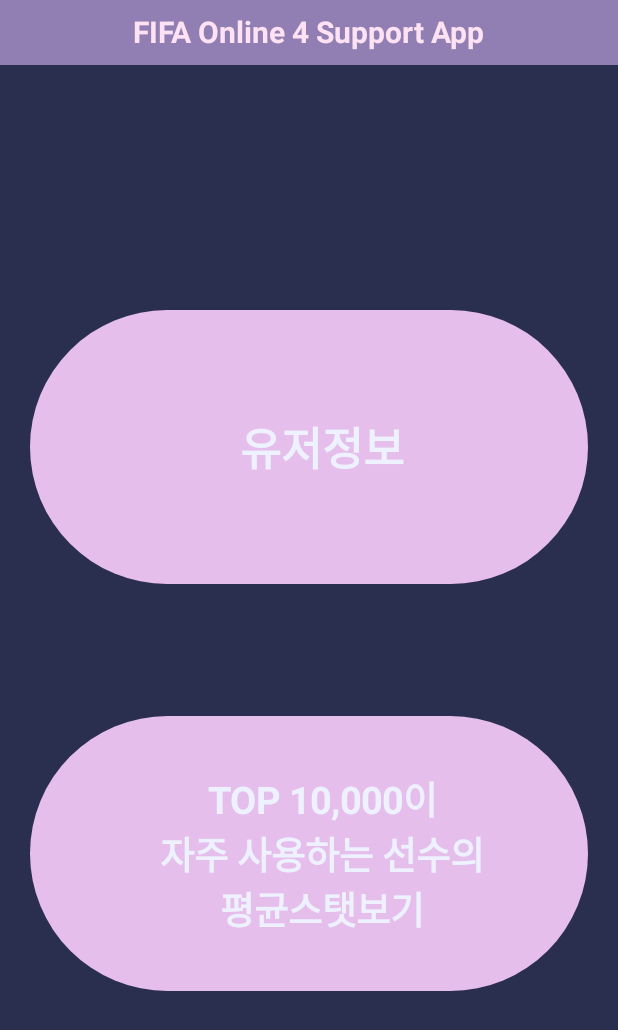
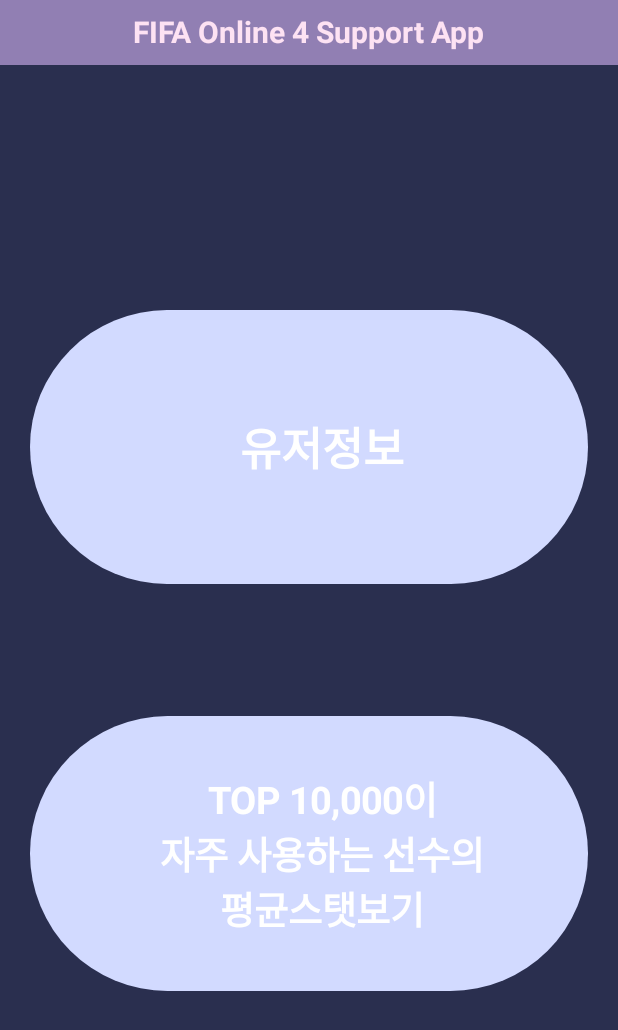
Before and after one commit to KIMHYUNWOO123/FIFAOnlineSupApp, an Android app built with Jetpack Compose: the splash screen opened through its navigation route, on a phone screen of 412 x 824 dp. Shown: the top 1030 px of the screen. Run offline under Robolectric (Android 15) with nearby library versions, the phone set to English and light mode, and no system bars; our stand-ins replace Dagger/Hilt's generated code, livedata-compose; network calls fail; pictures from the network do not load.

Commit message:
release ver 1.0.3

```diff
--- a/app/src/main/java/com/woo/myapp/ui/main/Main.kt
+++ b/app/src/main/java/com/woo/myapp/ui/main/Main.kt
@@ -14,6 +14,7 @@
 import androidx.compose.ui.Alignment
 import androidx.compose.ui.Modifier
 import androidx.compose.ui.draw.clip
+import androidx.compose.ui.graphics.Color
 import androidx.compose.ui.platform.LocalContext
 import androidx.compose.ui.res.colorResource
 import androidx.compose.ui.text.font.FontWeight
@@ -78,7 +79,7 @@
                             modifier = Modifier
                                 .fillMaxSize()
                                 .clip(CircleShape)
-                                .background(color = if (isPressed) colorResource(id = R.color.app_color4) else colorResource(id = R.color.app_color3))
+                                .background(color = if (isPressed) colorResource(id = R.color.app_color4) else colorResource(id = R.color.app_color7))
                                 .clickable(interactionSource = interactionSource, indication = null) {
                                     moveUser.invoke()
                                 }, contentAlignment = Alignment.Center
@@ -93,7 +94,7 @@
                                     text = "유저정보",
                                     fontSize = 30.sp,
                                     fontWeight = FontWeight.Bold,
-                                    color = if (isPressed) colorResource(id = R.color.app_color5) else colorResource(id = R.color.app_color8)
+                                    color = if (isPressed) colorResource(id = R.color.app_color5) else Color.White
                                 )
                             }
                         }
@@ -110,7 +111,7 @@
                             modifier = Modifier
                                 .fillMaxSize()
                                 .clip(CircleShape)
-                                .background(color = if (isPressed) colorResource(id = R.color.app_color4) else colorResource(id = R.color.app_color3))
+                                .background(color = if (isPressed) colorResource(id = R.color.app_color4) else colorResource(id = R.color.app_color7))
                                 .clickable(interactionSource = interactionSource, indication = null) {
                                     moveRanker.invoke()
                                 }, contentAlignment = Alignment.Center
@@ -126,7 +127,7 @@
                                     fontSize = 25.sp,
                                     fontWeight = FontWeight.Bold,
                                     textAlign = TextAlign.Center,
-                                    color = if (isPressed) colorResource(id = R.color.app_color5) else colorResource(id = R.color.app_color8)
+                                    color = if (isPressed) colorResource(id = R.color.app_color5) else Color.White
                                 )
                             }
                         }
--- a/app/src/main/java/com/woo/myapp/ui/match/MatchViewModel.kt
+++ b/app/src/main/java/com/woo/myapp/ui/match/MatchViewModel.kt
@@ -151,7 +151,6 @@
     }
 
     fun mapSquadList(player1: List<Player>, mvp1: String, player2: List<Player>, mvp2: String, nickname1: String, nickname2: String) {
-        _squadData.postValue(null)
         myMappingJob?.cancel()
         isLoading.postValue(true)
         myMappingJob = viewModelScope.launch(Dispatchers.IO + CoroutineExceptionHandler { _, t ->
--- a/app/src/main/res/drawable/baseline_cancel_24.xml
+++ b/app/src/main/res/drawable/baseline_cancel_24.xml
@@ -1,4 +1,4 @@
-<vector android:height="24dp" android:tint="#7648FF"
+<vector android:height="24dp" android:tint="#000000"
     android:viewportHeight="24" android:viewportWidth="24"
     android:width="24dp" xmlns:android="http://schemas.android.com/apk/res/android">
     <path android:fillColor="@android:color/white" android:pathData="M12,2C6.47,2 2,6.47 2,12s4.47,10 10,10 10,-4.47 10,-10S17.53,2 12,2zM17,15.59L15.59,17 12,13.41 8.41,17 7,15.59 10.59,12 7,8.41 8.41,7 12,10.59 15.59,7 17,8.41 13.41,12 17,15.59z"/>
--- a/data/src/main/java/com/example/data/map/Mapper.kt
+++ b/data/src/main/java/com/example/data/map/Mapper.kt
@@ -50,7 +50,7 @@
                 Collections.swap(dataList, 0, 1)
             }
             val nickname1 = dataList[0].nickname
-            val nickname2 = dataList[1].nickname ?: ""
+            val nickname2 = dataList[1].nickname
             val displayGoal1 = dataList[0].shoot.goalTotalDisplay
             val displayGoal2 = dataList[1].shoot.goalTotalDisplay
             val result1 = when (dataList[0].matchDetail.matchEndType) { // 0: 정상종료, 1: 몰수승 ,2:몰수패
@@ -196,7 +196,6 @@
             }
             val nickname1 = dataList[0].nickname
             val displayGoal1 = dataList[0].shoot.goalTotalDisplay
-            val displayGoal2 = "-"
             val result1 = when (dataList[0].matchDetail.matchEndType) { // 0: 정상종료, 1: 몰수승 ,2:몰수패
                 0 -> dataList[0].matchDetail.matchResult
                 1 -> "몰수승"
```
Also changed, not shown: app/src/main/java/com/woo/myapp/ui/match/Match.kt (+60 -39 lines).
